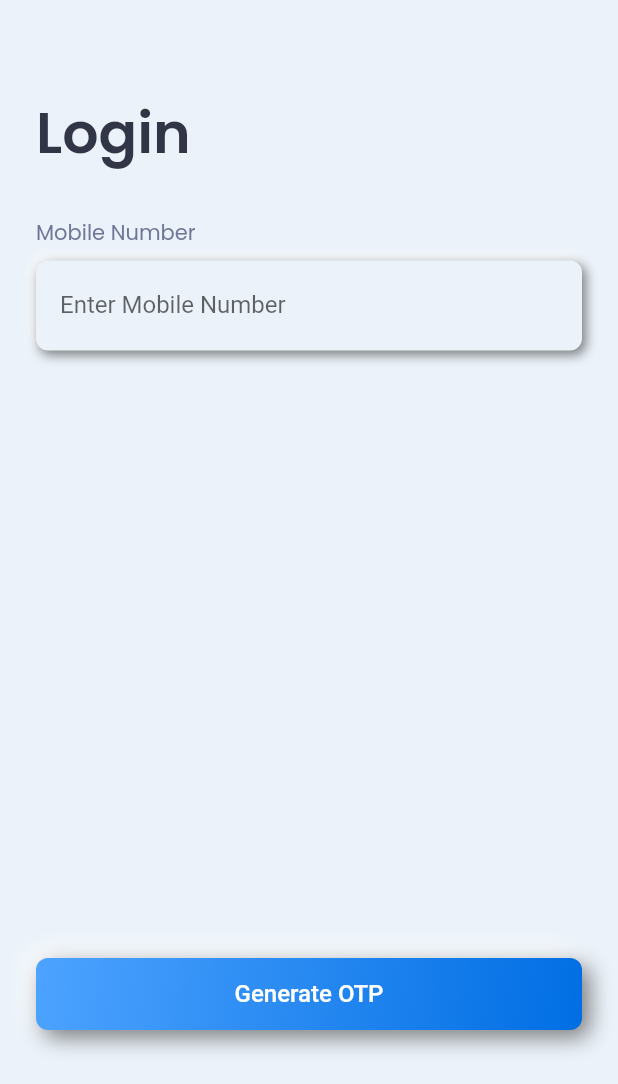
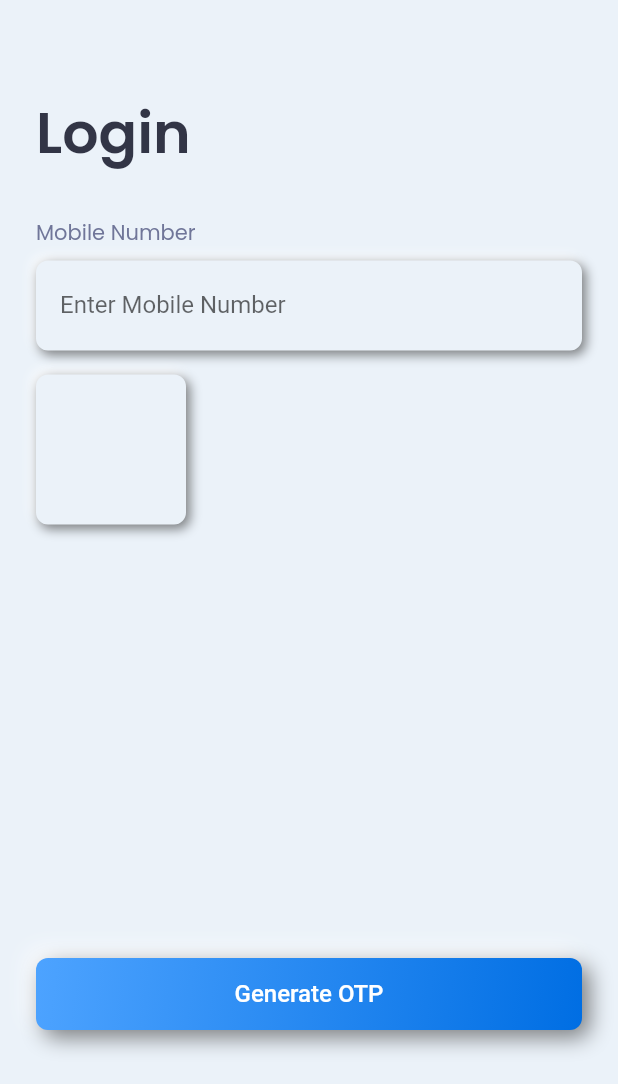
Before and after one commit to gautamyadav422/doctor-, a Flutter app: the screen it shows after launch, on a phone screen of 412 x 824 dp, the part 152-1236 px from its top. Run offline on Flutter 3.47's test engine with Material 2 defaults, Android fonts, the light colour scheme and no system bars; drawn by our look-alikes of flutter_neumorphic; our stand-ins replace camera, carousel_slider, connectivity_plus, convex_bottom_bar, device_info, dio and 32 more; missing offline and left inert: call_log, cashfree_pg, dart_ipify, flutter_sms_inbox, screen_loader, sms_otp_auto_verify; accounts and stored records are empty; key blocks and very long unbroken strings in the code were emptied for the run.

Commit message:
- common container created

```diff
--- /dev/null
+++ b/lib/common/widgets/app_container.dart
@@ -0,0 +1,33 @@
+import 'package:flutter/material.dart';
+import 'package:flutter_neumorphic/flutter_neumorphic.dart';
+
+class AppContainer extends StatelessWidget {
+  AppContainer({
+    Key? key,
+    this.width,
+    this.height,
+    this.borderRadius = 8,
+    this.child,
+    BoxConstraints? constraints,
+  })  : constraints = (width != null || height != null)
+            ? constraints?.tighten(width: width, height: height) ??
+                BoxConstraints.tightFor(width: width, height: height)
+            : constraints,
+        super(key: key);
+
+  final double? width;
+  final double? height;
+  final double borderRadius;
+  final Widget? child;
+  final BoxConstraints? constraints;
+
+  @override
+  Widget build(BuildContext context) {
+    return Neumorphic(
+      child: Container(
+        constraints: constraints,
+        child: child,
+      ),
+    );
+  }
+}
--- a/lib/common/widgets/app_form_field.dart
+++ b/lib/common/widgets/app_form_field.dart
@@ -11,6 +11,8 @@ class AppFormField extends StatelessWidget {
     this.hintText,
     this.borderRadius,
     this.keyboardType,
+    this.prefixIcon,
+    this.suffixIcon,
     this.textEditingController,
   }) : super(key: key);
 
@@ -20,6 +22,8 @@ class AppFormField extends StatelessWidget {
   final double? borderRadius;
   final String? hintText;
   final TextInputType? keyboardType;
+  final Widget? prefixIcon;
+  final Widget? suffixIcon;
   final TextEditingController? textEditingController;
 
   @override
@@ -38,6 +42,8 @@ class AppFormField extends StatelessWidget {
             border: InputBorder.none,
             floatingLabelBehavior: FloatingLabelBehavior.never,
             hintText: hintText ?? '',
+            prefixIcon: prefixIcon,
+            suffixIcon: suffixIcon,
           ),
         ),
       ),
--- a/lib/presentation/mobile_number/ui/login_screen.dart
+++ b/lib/presentation/mobile_number/ui/login_screen.dart
@@ -2,6 +2,7 @@ import 'package:flutter/material.dart';
 import 'package:flutter_neumorphic/flutter_neumorphic.dart';
 import 'package:get/get.dart';
 import 'package:gmoney/common/controller/auth_controller.dart';
+import 'package:gmoney/common/widgets/app_container.dart';
 import 'package:gmoney/common/widgets/app_form_field.dart';
 import 'package:gmoney/common/widgets/text_view.dart';
 import 'package:gmoney/common/widgets/vertical_spacer.dart';
@@ -48,6 +49,13 @@ class LoginScreen extends StatelessWidget {
                 ),
                 VerticalSpacer(),
                 _buildMobileNumberField(controller),
+                VerticalSpacer(spacing: 16,),
+                AppContainer(
+                  child: Container(
+                    width: 100,
+                    height: 100,
+                  ),
+                ),
                 _buildGenerateOTPButton(controller),
               ],
             ),
@@ -65,7 +73,9 @@ class LoginScreen extends StatelessWidget {
   }
 
   Widget _buildGenerateOTPButton(AuthController controller) {
-    return ///generate OTP Button
+    return
+
+        ///generate OTP Button
         Expanded(
       child: Container(
         alignment: Alignment.bottomLeft,
```
Lines whose indentation alone changed are shown as unchanged.
